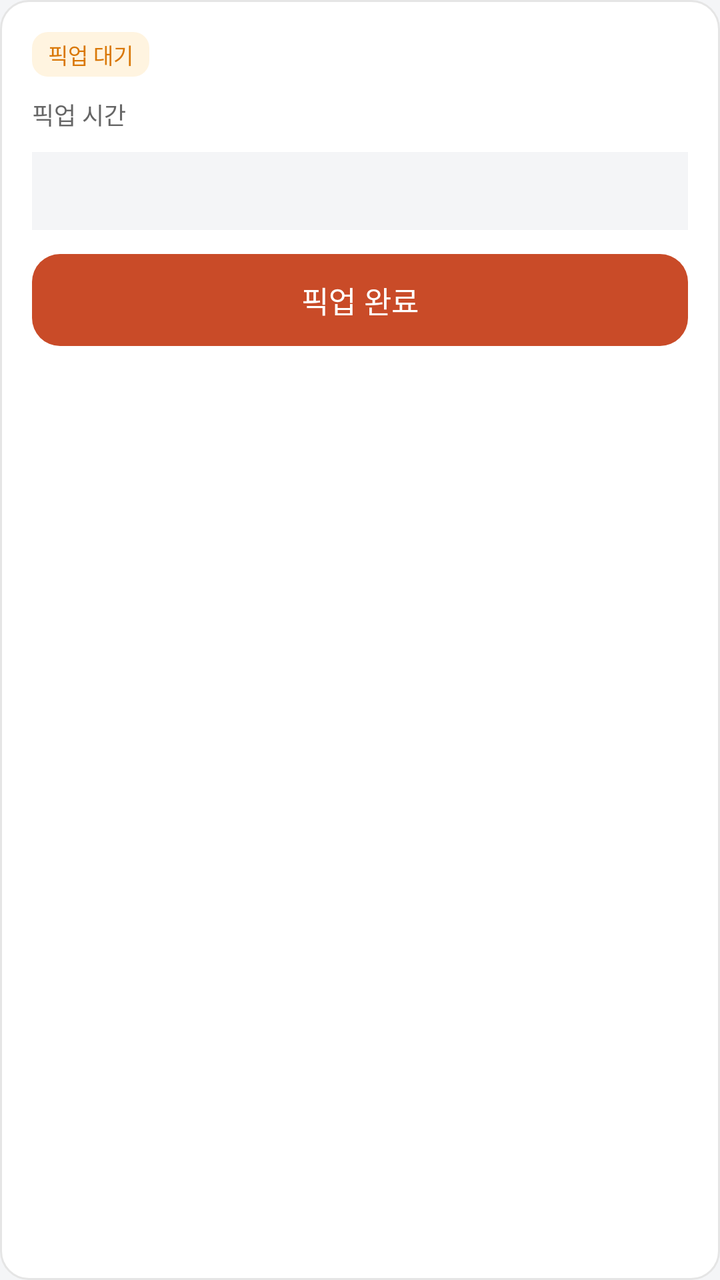
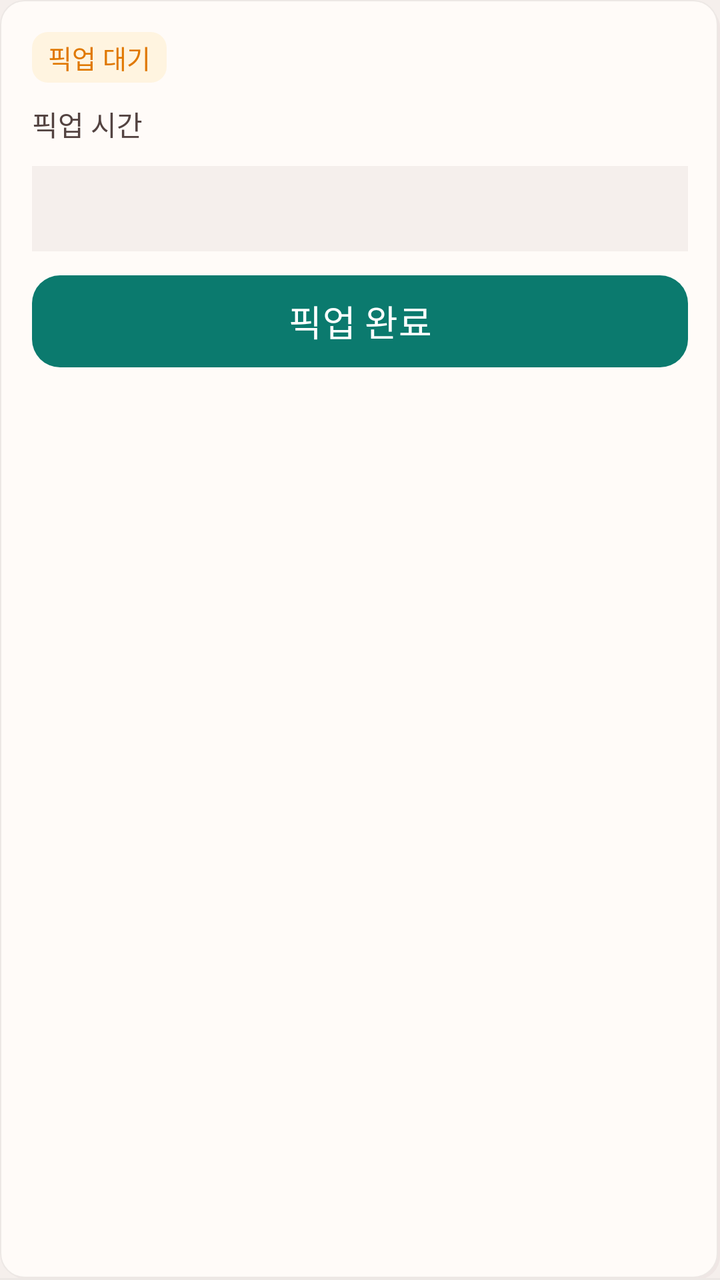

The first picture is an Android layout as it rendered before a commit; the second is the same layout after the commit. The layout source and the unified diff follow.
<!-- AndroidManifest.xml: application theme Theme.Deuktemsiru_seller -->
<!-- res/layout/item_order_pickup.xml -->
<?xml version="1.0" encoding="utf-8"?>

<LinearLayout
    xmlns:android="http://schemas.android.com/apk/res/android"
    android:layout_width="match_parent"
    android:layout_height="wrap_content"
    android:orientation="vertical"
    android:background="@drawable/bg_card_white"
    android:padding="16dp"
    android:layout_marginBottom="10dp">

    <LinearLayout
        android:layout_width="match_parent"
        android:layout_height="wrap_content"
        android:orientation="horizontal"
        android:gravity="center_vertical">

        <TextView
            android:layout_width="wrap_content"
            android:layout_height="wrap_content"
            android:text="픽업 대기"
            android:textSize="11sp"
            android:textColor="@color/warning"
            android:fontFamily="sans-serif-medium"
            android:background="@drawable/bg_rounded_warning"
            android:paddingStart="8dp"
            android:paddingEnd="8dp"
            android:paddingTop="3dp"
            android:paddingBottom="3dp" />

        <TextView
            android:id="@+id/tv_pickup_code"
            android:layout_width="0dp"
            android:layout_height="wrap_content"
            android:layout_weight="1"
            android:text=""
            android:textSize="12sp"
            android:textColor="@color/text_sub"
            android:fontFamily="monospace"
            android:layout_marginStart="8dp" />

        <TextView
            android:id="@+id/tv_order_number"
            android:layout_width="wrap_content"
            android:layout_height="wrap_content"
            android:text=""
            android:textSize="12sp"
            android:textColor="@color/text_sub"
            android:fontFamily="monospace" />

    </LinearLayout>

    <LinearLayout
        android:layout_width="wrap_content"
        android:layout_height="wrap_content"
        android:orientation="horizontal"
        android:gravity="center_vertical"
        android:layout_marginTop="10dp">

        <TextView
            android:layout_width="wrap_content"
            android:layout_height="wrap_content"
            android:text="픽업 시간  "
            android:textSize="12sp"
            android:textColor="@color/text_sub" />

        <TextView
            android:id="@+id/tv_pickup_time"
            android:layout_width="wrap_content"
            android:layout_height="wrap_content"
            android:text=""
            android:textSize="13sp"
            android:textColor="@color/text"
            android:fontFamily="sans-serif-medium" />

    </LinearLayout>

    <LinearLayout
        android:layout_width="match_parent"
        android:layout_height="wrap_content"
        android:orientation="horizontal"
        android:gravity="center_vertical"
        android:background="@color/surface"
        android:padding="10dp"
        android:layout_marginTop="10dp">

        <TextView
            android:id="@+id/tv_menu_summary"
            android:layout_width="0dp"
            android:layout_height="wrap_content"
            android:layout_weight="1"
            android:text=""
            android:textSize="13sp"
            android:textColor="@color/text" />

        <TextView
            android:id="@+id/tv_total_amount"
            android:layout_width="wrap_content"
            android:layout_height="wrap_content"
            android:text=""
            android:textSize="14sp"
            android:textColor="@color/text"
            android:fontFamily="sans-serif-medium" />

    </LinearLayout>

    <Button
        android:id="@+id/btn_complete"
        android:layout_width="match_parent"
        android:layout_height="46dp"
        android:text="픽업 완료"
        android:textSize="15sp"
        android:textColor="@color/white"
        android:fontFamily="sans-serif-medium"
        android:background="@drawable/bg_button_primary"
        android:backgroundTint="@null"
        android:layout_marginTop="12dp"
        android:insetTop="0dp"
        android:insetBottom="0dp"
        android:stateListAnimator="@null" />

</LinearLayout>
<!-- resources referenced by this layout -->
<resources>
  <color name="surface">#FFF4F5F7</color>
  <color name="text">#FF1A1A1A</color>
  <color name="text_sub">#FF666666</color>
  <color name="warning">#FFD97706</color>
  <color name="white">#FFFFFFFF</color>
  <!-- drawable bg_button_primary (drawable) -->
  <?xml version="1.0" encoding="utf-8"?>
  
  <shape xmlns:android="http://schemas.android.com/apk/res/android"
      android:shape="rectangle">
      <solid android:color="@color/primary" />
      <corners android:radius="14dp" />
  </shape>
  <!-- drawable bg_card_white (drawable) -->
  <?xml version="1.0" encoding="utf-8"?>
  
  <shape xmlns:android="http://schemas.android.com/apk/res/android"
      android:shape="rectangle">
      <solid android:color="#FFFFFF" />
      <stroke android:width="1dp" android:color="#E5E5E5" />
      <corners android:radius="14dp" />
  </shape>
  <!-- drawable bg_rounded_warning (drawable) -->
  <?xml version="1.0" encoding="utf-8"?>
  
  <shape xmlns:android="http://schemas.android.com/apk/res/android"
      android:shape="rectangle">
      <solid android:color="#FFF4E0" />
      <corners android:radius="8dp" />
  </shape>
  <style name="Theme.Deuktemsiru_seller" parent="Base.Theme.Deuktemsiru_seller" />
  <color name="primary">#FFC94B28</color>
  <style name="Base.Theme.Deuktemsiru_seller" parent="Theme.Material3.Light.NoActionBar">
          <item name="colorPrimary">@color/primary</item>
          <item name="colorPrimaryVariant">@color/primary_dark</item>
          <item name="colorOnPrimary">@color/white</item>
          <item name="colorSurface">@color/surface</item>
          <item name="android:colorBackground">@color/surface</item>
          <item name="android:fontFamily">sans-serif</item>
          <item name="bottomNavigationStyle">@style/Widget.App.BottomNav</item>
      </style>
  <color name="primary_dark">#FF8A2F19</color>
  <style name="Widget.App.BottomNav" parent="Widget.Material3.BottomNavigationView">
          <item name="itemIconTint">@color/bottom_nav_color</item>
          <item name="itemTextColor">@color/bottom_nav_color</item>
          <item name="itemActiveIndicatorStyle">@style/Widget.App.ActiveIndicator</item>
      </style>
  <style name="Widget.App.ActiveIndicator" parent="Widget.Material3.BottomNavigationView.ActiveIndicator">
          <item name="android:color">@color/primary_light</item>
      </style>
  <color name="primary_light">#FFFFE7DE</color>
</resources>

<!-- the commit's change to res/layout/item_order_pickup.xml (unified diff, before → after) -->
@@ -5,9 +5,9 @@
     android:layout_width="match_parent"
     android:layout_height="wrap_content"
     android:orientation="vertical"
-    android:background="@drawable/bg_card_white"
+    android:background="@drawable/bg_list_item_bottom"
     android:padding="16dp"
-    android:layout_marginBottom="10dp">
+    android:layout_marginBottom="0dp">
 
     <LinearLayout
         android:layout_width="match_parent"
@@ -19,7 +19,7 @@
             android:layout_width="wrap_content"
             android:layout_height="wrap_content"
             android:text="픽업 대기"
-            android:textSize="11sp"
+            android:textSize="13sp"
             android:textColor="@color/warning"
             android:fontFamily="sans-serif-medium"
             android:background="@drawable/bg_rounded_warning"
@@ -34,7 +34,7 @@
             android:layout_height="wrap_content"
             android:layout_weight="1"
             android:text=""
-            android:textSize="12sp"
+            android:textSize="14sp"
             android:textColor="@color/text_sub"
             android:fontFamily="monospace"
             android:layout_marginStart="8dp" />
@@ -44,7 +44,7 @@
             android:layout_width="wrap_content"
             android:layout_height="wrap_content"
             android:text=""
-            android:textSize="12sp"
+            android:textSize="14sp"
             android:textColor="@color/text_sub"
             android:fontFamily="monospace" />
 
@@ -61,7 +61,7 @@
             android:layout_width="wrap_content"
             android:layout_height="wrap_content"
             android:text="픽업 시간  "
-            android:textSize="12sp"
+            android:textSize="14sp"
             android:textColor="@color/text_sub" />
 
         <TextView
@@ -69,7 +69,7 @@
             android:layout_width="wrap_content"
             android:layout_height="wrap_content"
             android:text=""
-            android:textSize="13sp"
+            android:textSize="16sp"
             android:textColor="@color/text"
             android:fontFamily="sans-serif-medium" />
 
@@ -90,7 +90,7 @@
             android:layout_height="wrap_content"
             android:layout_weight="1"
             android:text=""
-            android:textSize="13sp"
+            android:textSize="16sp"
             android:textColor="@color/text" />
 
         <TextView
@@ -98,7 +98,7 @@
             android:layout_width="wrap_content"
             android:layout_height="wrap_content"
             android:text=""
-            android:textSize="14sp"
+            android:textSize="17sp"
             android:textColor="@color/text"
             android:fontFamily="sans-serif-medium" />
 
@@ -109,7 +109,7 @@
         android:layout_width="match_parent"
         android:layout_height="46dp"
         android:text="픽업 완료"
-        android:textSize="15sp"
+        android:textSize="18sp"
         android:textColor="@color/white"
         android:fontFamily="sans-serif-medium"
         android:background="@drawable/bg_button_primary"
<!-- resource entries referenced after the edit -->
@@ -1,27 +1,40 @@
 <!-- resources referenced by this layout -->
 <resources>
-  <color name="surface">#FFF4F5F7</color>
-  <color name="text">#FF1A1A1A</color>
-  <color name="text_sub">#FF666666</color>
-  <color name="warning">#FFD97706</color>
+  <color name="surface">#FFF5EFEC</color>
+  <color name="text">#FF1A1110</color>
+  <color name="text_sub">#FF534341</color>
+  <color name="warning">#FFE07800</color>
   <color name="white">#FFFFFFFF</color>
   <!-- drawable bg_button_primary (drawable) -->
   <?xml version="1.0" encoding="utf-8"?>
-  
   <shape xmlns:android="http://schemas.android.com/apk/res/android"
       android:shape="rectangle">
       <solid android:color="@color/primary" />
       <corners android:radius="14dp" />
   </shape>
-  <!-- drawable bg_card_white (drawable) -->
+  <!-- drawable bg_list_item_bottom (drawable) -->
   <?xml version="1.0" encoding="utf-8"?>
-  
-  <shape xmlns:android="http://schemas.android.com/apk/res/android"
-      android:shape="rectangle">
-      <solid android:color="#FFFFFF" />
-      <stroke android:width="1dp" android:color="#E5E5E5" />
-      <corners android:radius="14dp" />
-  </shape>
+  <layer-list xmlns:android="http://schemas.android.com/apk/res/android">
+      <item android:left="2dp" android:top="2dp">
+          <shape android:shape="rectangle">
+              <solid android:color="@color/neu_shadow" />
+              <corners android:radius="12dp" />
+          </shape>
+      </item>
+      <item android:right="1dp" android:bottom="1dp">
+          <shape android:shape="rectangle">
+              <solid android:color="@color/surface_alt" />
+              <stroke android:width="0.5dp" android:color="@color/border_light" />
+              <corners android:radius="12dp" />
+          </shape>
+      </item>
+      <item android:gravity="bottom">
+          <shape android:shape="rectangle">
+              <size android:height="1dp" />
+              <solid android:color="@color/border_light" />
+          </shape>
+      </item>
+  </layer-list>
   <!-- drawable bg_rounded_warning (drawable) -->
   <?xml version="1.0" encoding="utf-8"?>
   
@@ -31,7 +44,10 @@
       <corners android:radius="8dp" />
   </shape>
   <style name="Theme.Deuktemsiru_seller" parent="Base.Theme.Deuktemsiru_seller" />
-  <color name="primary">#FFC94B28</color>
+  <color name="primary">#0B7A6E</color>
+  <color name="neu_shadow">#24C7B3AD</color>
+  <color name="surface_alt">#FFFFFBF8</color>
+  <color name="border_light">#FFEDE8E5</color>
   <style name="Base.Theme.Deuktemsiru_seller" parent="Theme.Material3.Light.NoActionBar">
           <item name="colorPrimary">@color/primary</item>
           <item name="colorPrimaryVariant">@color/primary_dark</item>
@@ -39,9 +55,12 @@
           <item name="colorSurface">@color/surface</item>
           <item name="android:colorBackground">@color/surface</item>
           <item name="android:fontFamily">sans-serif</item>
+          <item name="android:navigationBarColor">@color/surface_alt</item>
+          <item name="android:statusBarColor" tools:targetApi="l">@color/surface_alt</item>
+          <item name="android:windowLightStatusBar" tools:targetApi="m">true</item>
           <item name="bottomNavigationStyle">@style/Widget.App.BottomNav</item>
       </style>
-  <color name="primary_dark">#FF8A2F19</color>
+  <color name="primary_dark">#065950</color>
   <style name="Widget.App.BottomNav" parent="Widget.Material3.BottomNavigationView">
           <item name="itemIconTint">@color/bottom_nav_color</item>
           <item name="itemTextColor">@color/bottom_nav_color</item>
@@ -50,6 +69,6 @@
   <style name="Widget.App.ActiveIndicator" parent="Widget.Material3.BottomNavigationView.ActiveIndicator">
           <item name="android:color">@color/primary_light</item>
       </style>
-  <color name="primary_light">#FFFFE7DE</color>
+  <color name="primary_light">#C8EDEA</color>
 </resources>
 
